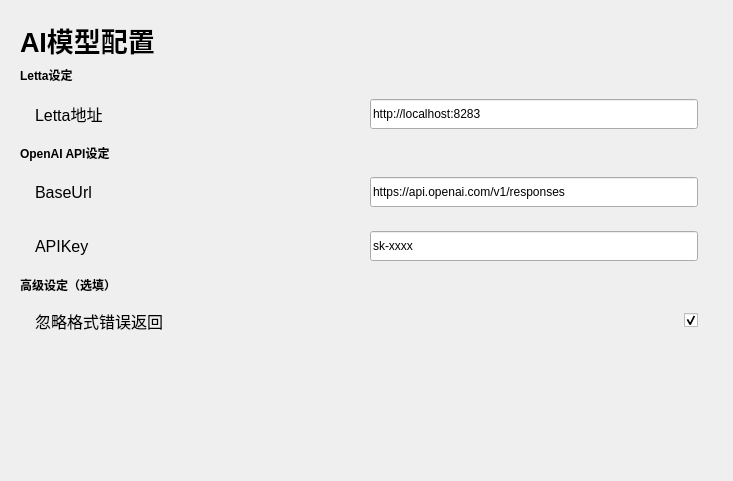
Before: the Qt Designer form mianwindow_uichild/setting_ai.ui in Zao-chen/ZcChat, drawn with Qt 5.
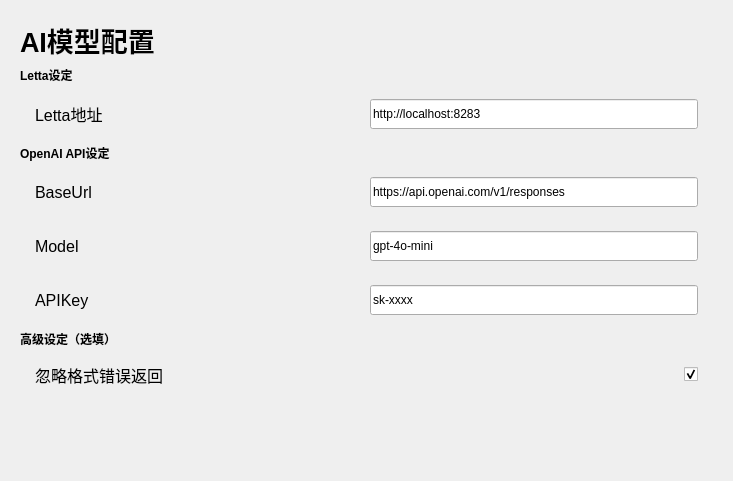
After: the same form once the commit is applied. Custom widgets are drawn as their Qt base class.

Commit message: [feat] add OpenAI model update

```diff
--- a/mianwindow_uichild/setting_ai.ui
+++ b/mianwindow_uichild/setting_ai.ui
@@ -13,7 +13,7 @@
   <property name="windowTitle">
    <string>Form</string>
   </property>
-  <layout class="QVBoxLayout" name="verticalLayout" stretch="0,0,0,0,0,0,0,0,1">
+  <layout class="QVBoxLayout" name="verticalLayout" stretch="0,0,0,0,0,0,0,0,0,1">
    <property name="leftMargin">
     <number>20</number>
    </property>
@@ -143,6 +143,46 @@
      </layout>
     </widget>
    </item>
+   <item>
+    <widget class="ElaScrollPageArea" name="widget_8" native="true">
+     <layout class="QHBoxLayout" name="horizontalLayout_7" stretch="2,2">
+      <property name="leftMargin">
+       <number>15</number>
+      </property>
+      <property name="rightMargin">
+       <number>15</number>
+      </property>
+      <item>
+       <widget class="ElaText" name="label_9">
+        <property name="font">
+         <font>
+          <pointsize>12</pointsize>
+         </font>
+        </property>
+        <property name="text">
+         <string>Model</string>
+        </property>
+       </widget>
+      </item>
+      <item>
+       <widget class="ElaLineEdit" name="lineEdit_openai_model">
+        <property name="minimumSize">
+         <size>
+          <width>0</width>
+          <height>30</height>
+         </size>
+        </property>
+        <property name="text">
+         <string>gpt-4o-mini</string>
+        </property>
+        <property name="alignment">
+         <set>Qt::AlignmentFlag::AlignLeading|Qt::AlignmentFlag::AlignLeft|Qt::AlignmentFlag::AlignVCenter</set>
+        </property>
+       </widget>
+      </item>
+     </layout>
+    </widget>
+   </item>
    <item>
     <widget class="ElaScrollPageArea" name="widget_7" native="true">
      <layout class="QHBoxLayout" name="horizontalLayout_6" stretch="2,2">
```
The commit also changes 4 other files.
